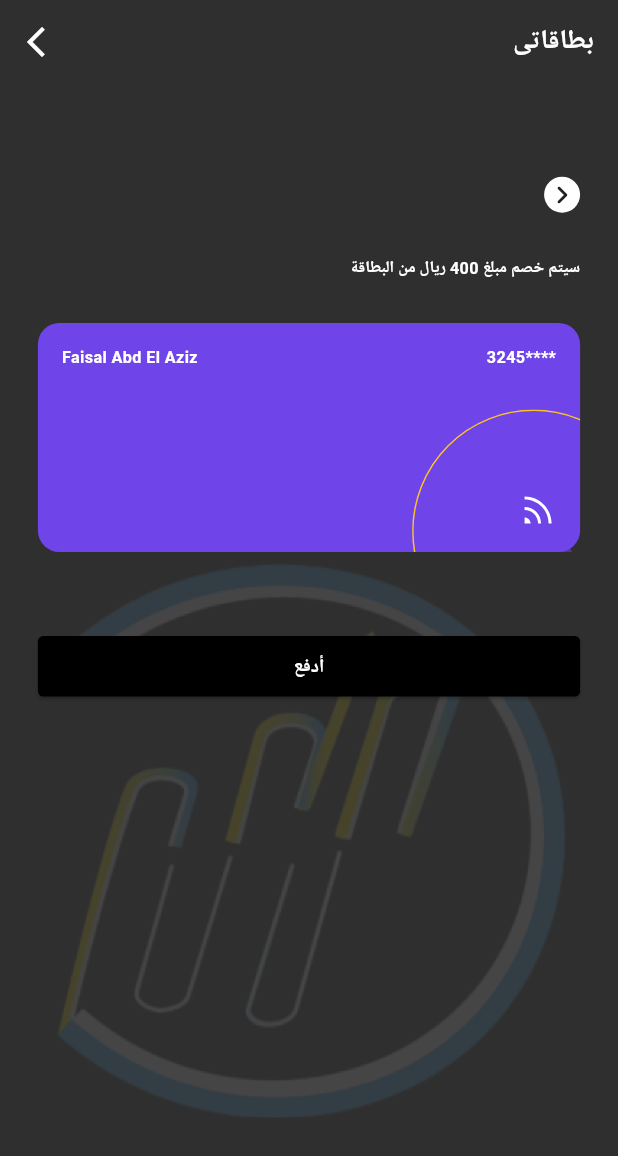
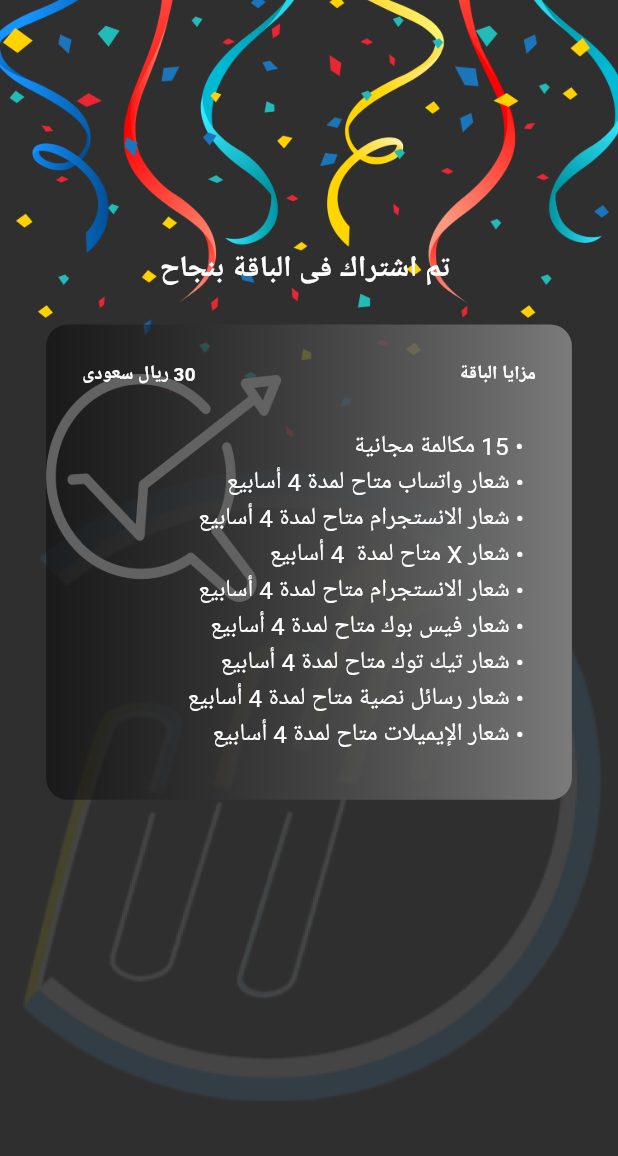
Before and after one commit to mohammedhedaya/-Sar-aat-Al-Tasweeq, a Flutter app: the MyCardsView screen opened by its route, after a tap on "****3245", after a tap on "أدفع", on a phone screen of 412 x 824 dp. Shown: the top 1156 px of the screen. Run offline on Flutter 3.47's test engine with Material 3 defaults, Android fonts, the phone set to English and light mode, and no system bars; our stand-ins replace carousel_slider, device_preview, flutter_bloc, flutter_screenutil, flutter_svg, get_it and 5 more; accounts and stored records are empty.

Commit message:
Created Succes Subscribed to the package View

```diff
--- a/lib/core/router/app_router.dart
+++ b/lib/core/router/app_router.dart
@@ -3,6 +3,7 @@ import 'package:go_router/go_router.dart';
 import 'package:shopping_chart/features/profile/presentation/views/change_password_view.dart';
 import 'package:shopping_chart/features/profile/presentation/views/edit_profile_view.dart';
 import 'package:shopping_chart/features/profile/presentation/views/profile_view.dart';
+import 'package:shopping_chart/features/subscribe_package/presentation/views/Subscribed_view.dart';
 import 'package:shopping_chart/features/subscribe_package/presentation/views/my_cards_view.dart';
 import 'package:shopping_chart/features/subscribe_package/presentation/views/payment_gateway_view.dart';
 import 'package:shopping_chart/features/subscribe_package/presentation/views/subscribe_to_the_package_view.dart';
@@ -25,7 +26,7 @@ final GoRouter router = GoRouter(
       path: '/',
       builder: (context, state) => BlocProvider(
         create: (context) => getIt<AuthCubit>(),
-        child: const MyCardsView(),
+        child: const LoginView(),
       ),
     ),
     GoRoute(
@@ -109,5 +110,9 @@ final GoRouter router = GoRouter(
       path: '/myCardsView',
       builder: (context, state) => const MyCardsView(),
     ),
+    GoRoute(
+      path: '/subscribedView',
+      builder: (context, state) => const SuccessSubscribedView(),
+    ),
   ],
 );
--- a/lib/core/utils/app_text_style.dart
+++ b/lib/core/utils/app_text_style.dart
@@ -153,4 +153,9 @@ class AppStyles {
     fontSize: 20.sp,
     fontWeight: FontWeight.w800,
   );
+  static TextStyle style22W600 = TextStyle(
+    color: AppColors.whiteColor,
+    fontSize: 22.sp,
+    fontWeight: FontWeight.w600,
+  );
 }
--- a/lib/core/utils/assets.dart
+++ b/lib/core/utils/assets.dart
@@ -21,6 +21,10 @@ class Assets {
   /// Assets for imagesArrowForwardLoginPage
   /// assets/images/arrowForwardLoginPage.svg
   static const String imagesArrowForwardLoginPage = "assets/images/arrowForwardLoginPage.svg";
+
+  /// Assets for imagesCelebration
+  /// assets/images/celebration.png
+  static const String imagesCelebration = "assets/images/celebration.png";
 
   /// Assets for imagesChating
   /// assets/images/chating.svg
@@ -126,6 +130,10 @@ class Assets {
   /// assets/images/notifications.svg
   static const String imagesNotifications = "assets/images/notifications.svg";
 
+  /// Assets for imagesPackageSubscribed
+  /// assets/images/packageSubscribed.png
+  static const String imagesPackageSubscribed = "assets/images/packageSubscribed.png";
+
   /// Assets for imagesPromotionplatforms
   /// assets/images/Promotionplatforms.svg
   static const String imagesPromotionplatforms = "assets/images/Promotionplatforms.svg";
--- /dev/null
+++ b/lib/features/subscribe_package/presentation/views/subscribed_view.dart
@@ -0,0 +1,190 @@
+import 'package:flutter/material.dart';
+import 'package:flutter_screenutil/flutter_screenutil.dart';
+import 'package:shopping_chart/core/utils/app_colors.dart';
+import 'package:shopping_chart/core/utils/app_text_style.dart';
+import 'package:shopping_chart/core/utils/assets.dart';
+
+class SuccessSubscribedView extends StatefulWidget {
+  const SuccessSubscribedView({super.key});
+
+  @override
+  State<SuccessSubscribedView> createState() => _SuccessSubscribedViewState();
+}
+
+class _SuccessSubscribedViewState extends State<SuccessSubscribedView>
+    with SingleTickerProviderStateMixin {
+  late AnimationController _controller;
+  late Animation<double> _animation;
+  @override
+  void initState() {
+    super.initState();
+    _controller = AnimationController(
+      vsync: this,
+      duration: const Duration(seconds: 2),
+    );
+    _animation = Tween<double>(begin: -200, end: 0).animate(
+      CurvedAnimation(
+        parent: _controller,
+        curve: Curves.easeInOut,
+      ),
+    );
+    _controller.forward();
+  }
+
+  @override
+  void dispose() {
+    _controller.dispose();
+    super.dispose();
+  }
+
+  @override
+  Widget build(BuildContext context) {
+    return SafeArea(
+      child: Scaffold(
+        body: Container(
+          decoration: const BoxDecoration(
+            image: DecorationImage(
+              image: AssetImage(
+                Assets.imagesHomeBackground,
+              ),
+              alignment: Alignment.bottomCenter,
+              opacity: 0.26,
+            ),
+          ),
+          child: Stack(
+            children: [
+              AnimatedBuilder(
+                animation: _animation,
+                builder: (context, child) {
+                  return Positioned(
+                    top: _animation.value,
+                    left: 0,
+                    right: 0,
+                    child: child!,
+                  );
+                },
+                child: Image.asset(
+                  Assets.imagesCelebration,
+                ),
+              ),
+              Column(
+                children: [
+                  SizedBox(height: MediaQuery.of(context).size.height * 0.2),
+                  Text(
+                    " تم اشتراك فى الباقة بنجاح",
+                    style: AppStyles.style22W600,
+                  ),
+                  SizedBox(height: 25.h),
+                  Container(
+                    width: double.infinity,
+                    padding: const EdgeInsets.all(24),
+                    margin: EdgeInsets.symmetric(horizontal: 28.w),
+                    decoration: BoxDecoration(
+                      image: const DecorationImage(
+                        image: AssetImage(
+                          Assets.imagesPackageSubscribed,
+                        ),
+                        alignment: Alignment(-1.0, -0.6),
+                        scale: 3.5,
+                      ),
+                      borderRadius: BorderRadius.circular(16.r),
+                      gradient: LinearGradient(
+                        colors: [
+                          const Color(0xff7B7B7B),
+                          const Color(0xff0F0F0F).withOpacity(0.65),
+                        ],
+                        begin: Alignment.centerRight,
+                        end: Alignment.centerLeft,
+                      ),
+                    ),
+                    child: Column(
+                      crossAxisAlignment: CrossAxisAlignment.start,
+                      children: [
+                        Row(
+                          mainAxisAlignment: MainAxisAlignment.spaceBetween,
+                          children: [
+                            Text(
+                              "مزايا الباقة",
+                              style: AppStyles.style14W600,
+                            ),
+                            Text(
+                              "30 ريال سعودى",
+                              style: AppStyles.style14W600,
+                            ),
+                          ],
+                        ),
+                        SizedBox(height: 20.h),
+                        Padding(
+                          padding: const EdgeInsets.all(8.0),
+                          child: Column(
+                            crossAxisAlignment: CrossAxisAlignment.start,
+                            children: [
+                              Text(
+                                '• 15 مكالمة مجانية',
+                                style: AppStyles.style14W400.copyWith(
+                                  color: AppColors.whiteColor,
+                                ),
+                              ),
+                              Text(
+                                '• شعار واتساب متاح لمدة 4 أسابيع',
+                                style: AppStyles.style14W400.copyWith(
+                                  color: AppColors.whiteColor,
+                                ),
+                              ),
+                              Text(
+                                '• شعار الانستجرام متاح لمدة 4 أسابيع',
+                                style: AppStyles.style14W400.copyWith(
+                                  color: AppColors.whiteColor,
+                                ),
+                              ),
+                              Text(
+                                '• شعار X متاح لمدة  4 أسابيع',
+                                style: AppStyles.style14W400.copyWith(
+                                  color: AppColors.whiteColor,
+                                ),
+                              ),
+                              Text(
+                                '• شعار الانستجرام متاح لمدة 4 أسابيع',
+                                style: AppStyles.style14W400.copyWith(
+                                  color: AppColors.whiteColor,
+                                ),
+                              ),
+                              Text(
+                                '• شعار فيس بوك متاح لمدة 4 أسابيع',
+                                style: AppStyles.style14W400.copyWith(
+                                  color: AppColors.whiteColor,
+                                ),
+                              ),
+                              Text(
+                                '• شعار تيك توك متاح لمدة 4 أسابيع',
+                                style: AppStyles.style14W400.copyWith(
+                                  color: AppColors.whiteColor,
+                                ),
+                              ),
+                              Text(
+                                '• شعار رسائل نصية متاح لمدة 4 أسابيع',
+                                style: AppStyles.style14W400.copyWith(
+                                  color: AppColors.whiteColor,
+                                ),
+                              ),
+                              Text(
+                                '• شعار الإيميلات متاح لمدة 4 أسابيع',
+                                style: AppStyles.style14W400.copyWith(
+                                  color: AppColors.whiteColor,
+                                ),
+                              ),
+                            ],
+                          ),
+                        ),
+                      ],
+                    ),
+                  ),
+                ],
+              ),
+            ],
+          ),
+        ),
+      ),
+    );
+  }
+}
--- a/lib/features/subscribe_package/presentation/widgets/my_cards_view_body.dart
+++ b/lib/features/subscribe_package/presentation/widgets/my_cards_view_body.dart
@@ -1,6 +1,7 @@
 import 'package:flutter/material.dart';
 import 'package:flutter_screenutil/flutter_screenutil.dart';
 import 'package:flutter_svg/svg.dart';
+import 'package:go_router/go_router.dart';
 import 'package:shopping_chart/core/utils/app_colors.dart';
 import 'package:shopping_chart/core/utils/app_text_style.dart';
 import 'package:shopping_chart/core/utils/assets.dart';
@@ -197,7 +198,9 @@ class _MyCardsViewBodyState extends State<MyCardsViewBody> {
         ),
         SizedBox(height: 58.h),
         CustomAuthBtn(
-          onPressed: () {},
+          onPressed: () {
+            context.push("/subscribedView");
+          },
           text: "أدفع",
         ),
       ],
```
Also changed, not shown: assets/images/celebration.png (added), assets/images/packageSubscribed.png (added).
